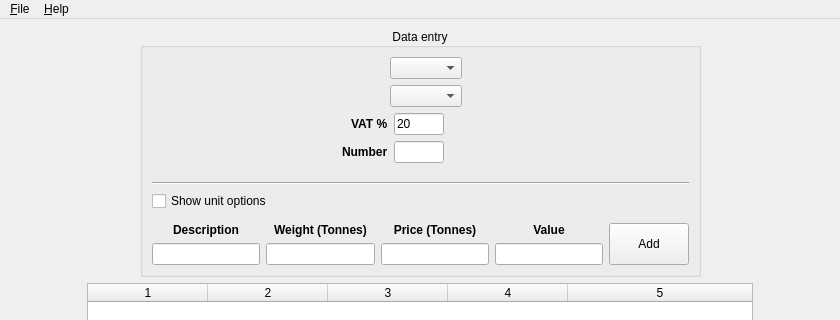
First picture: the form in gui_interface_designs/invoice_window_design.ui, repository yimenhfeifei/josm-invoice, before the edit; both pictures show x 0 to 840 and y 0 to 320 of the 840 by 670 pixel window.
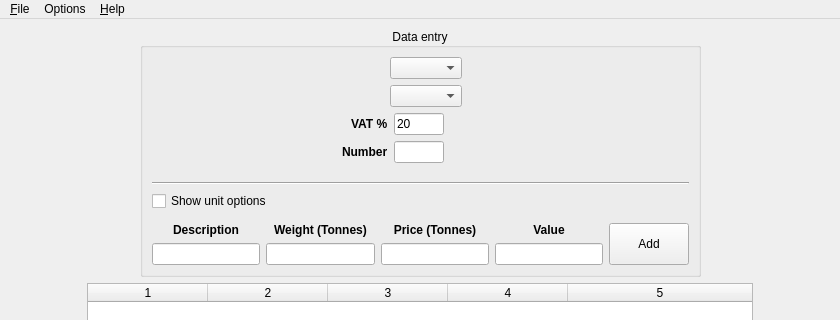
Second picture: the form after the edit. Custom widgets are drawn as their Qt base class.

Diff of the .ui file:
```diff
--- a/gui_interface_designs/invoice_window_design.ui
+++ b/gui_interface_designs/invoice_window_design.ui
@@ -586,7 +586,14 @@
     </property>
     <addaction name="actionAboutInvoice"/>
    </widget>
+   <widget class="QMenu" name="menuOptions">
+    <property name="title">
+     <string>Options</string>
+    </property>
+    <addaction name="actionToggleAutoCalc"/>
+   </widget>
    <addaction name="menuFile"/>
+   <addaction name="menuOptions"/>
    <addaction name="menuHelp"/>
   </widget>
   <widget class="QStatusBar" name="statusbar"/>
```
Left out of the diff: 1 changed line with no effect on the pictures.
